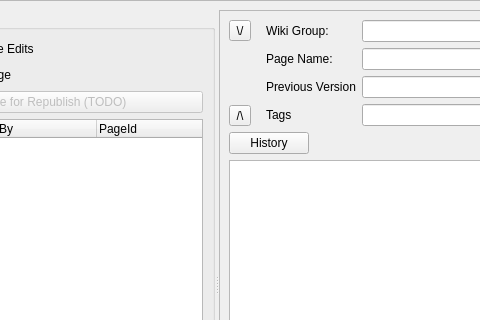
The window that retroshare-gui/src/gui/WikiPoos/WikiEditDialog.ui (RetroShare/RetroShare) describes before a commit, drawn with Qt 5; both pictures show x 126 to 606 and y 0 to 320 of the 946 by 568 pixel window.
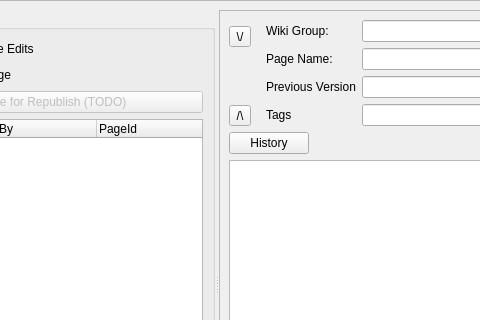
The same window after the commit. Custom widgets are drawn as their Qt base class.

The edit to the form file:
```diff
--- a/retroshare-gui/src/gui/WikiPoos/WikiEditDialog.ui
+++ b/retroshare-gui/src/gui/WikiPoos/WikiEditDialog.ui
@@ -121,6 +121,9 @@
            <layout class="QHBoxLayout" name="horizontalLayout_3">
             <item>
              <layout class="QVBoxLayout" name="verticalLayout">
+              <property name="topMargin">
+               <number>6</number>
+              </property>
               <item>
                <widget class="QToolButton" name="toolButton_Show">
                 <property name="text">
```
